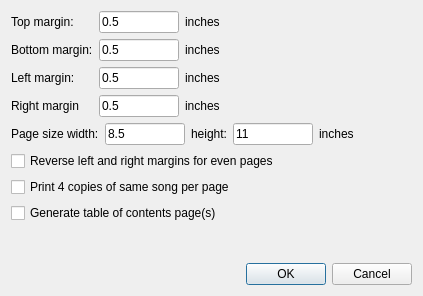
Before: the Qt Designer form src/softchord_pdf_dialog.ui in matvey83/softChord, drawn with Qt 5.
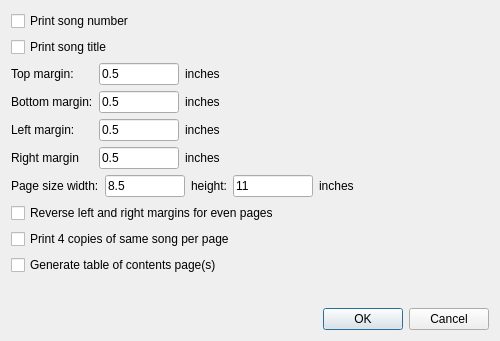
After: the same form once the commit is applied.

Commit message: Improved song num placement, added check boxes for song num and title export.

The edit to the form file:
```diff
--- a/src/softchord_pdf_dialog.ui
+++ b/src/softchord_pdf_dialog.ui
@@ -6,14 +6,28 @@
    <rect>
     <x>0</x>
     <y>0</y>
-    <width>423</width>
-    <height>296</height>
+    <width>500</width>
+    <height>341</height>
    </rect>
   </property>
   <property name="windowTitle">
    <string>Pdf Export Settings</string>
   </property>
   <layout class="QVBoxLayout" name="verticalLayout">
+   <item>
+    <widget class="QCheckBox" name="print_song_num_box">
+     <property name="text">
+      <string>Print song number</string>
+     </property>
+    </widget>
+   </item>
+   <item>
+    <widget class="QCheckBox" name="print_song_title_box">
+     <property name="text">
+      <string>Print song title</string>
+     </property>
+    </widget>
+   </item>
    <item>
     <layout class="QGridLayout" name="gridLayout">
      <item row="0" column="0">
```
The commit also changes 1 other file.
